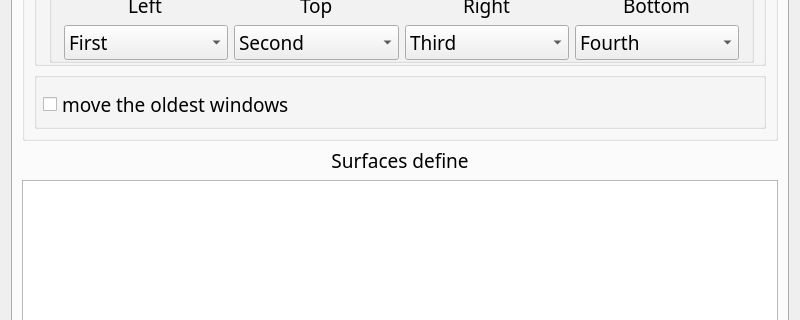
Old version of the form res/config.ui in the repository AndyEveritt/Krohnkite; both pictures show x 0 to 800 and y 282 to 602 of the 800 by 1201 pixel window.
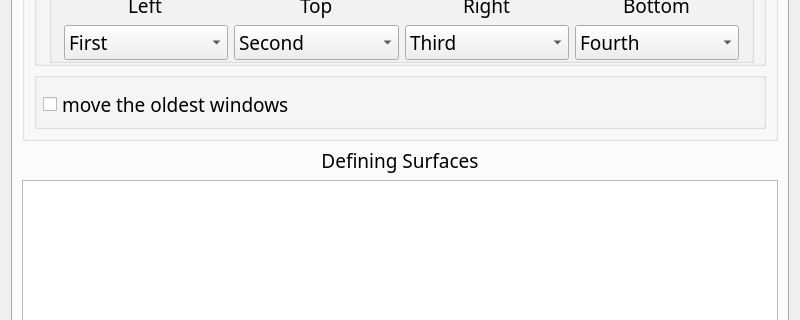
New version of the form. The open tabs and pages were chosen to show the change. Custom widgets are drawn as their Qt base class.

The edit to the form file:
```diff
--- a/res/config.ui
+++ b/res/config.ui
@@ -2615,7 +2615,7 @@
        <item>
         <widget class="QLabel" name="label_72">
          <property name="text">
-          <string>Surfaces define</string>
+          <string>Defining Surfaces</string>
          </property>
          <property name="alignment">
           <set>Qt::AlignmentFlag::AlignCenter</set>
```
